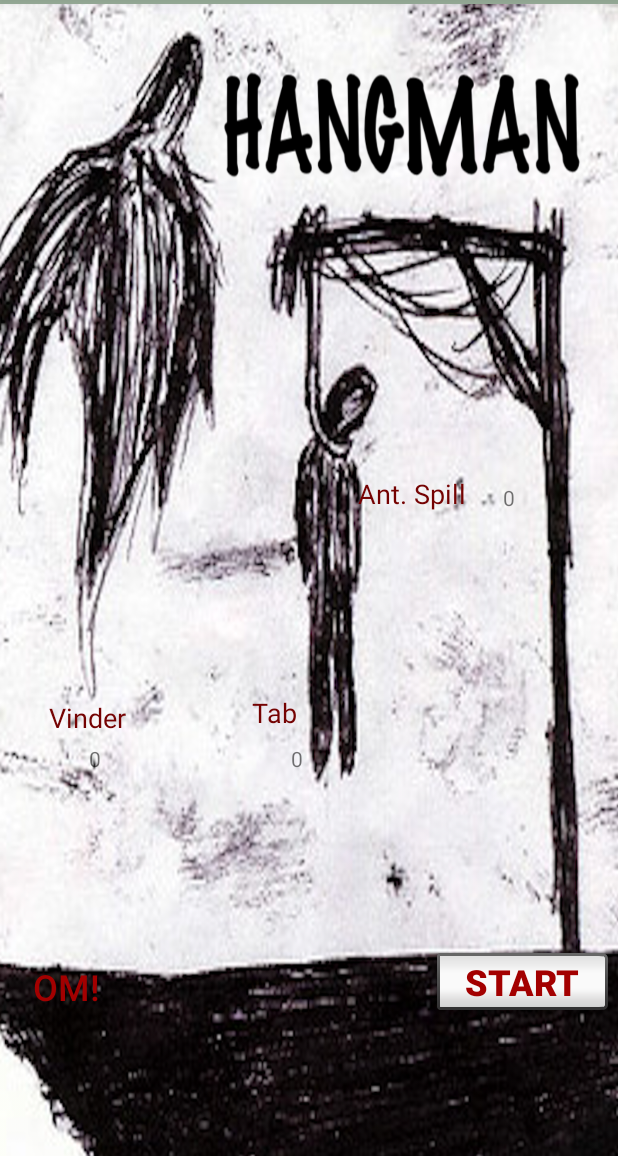
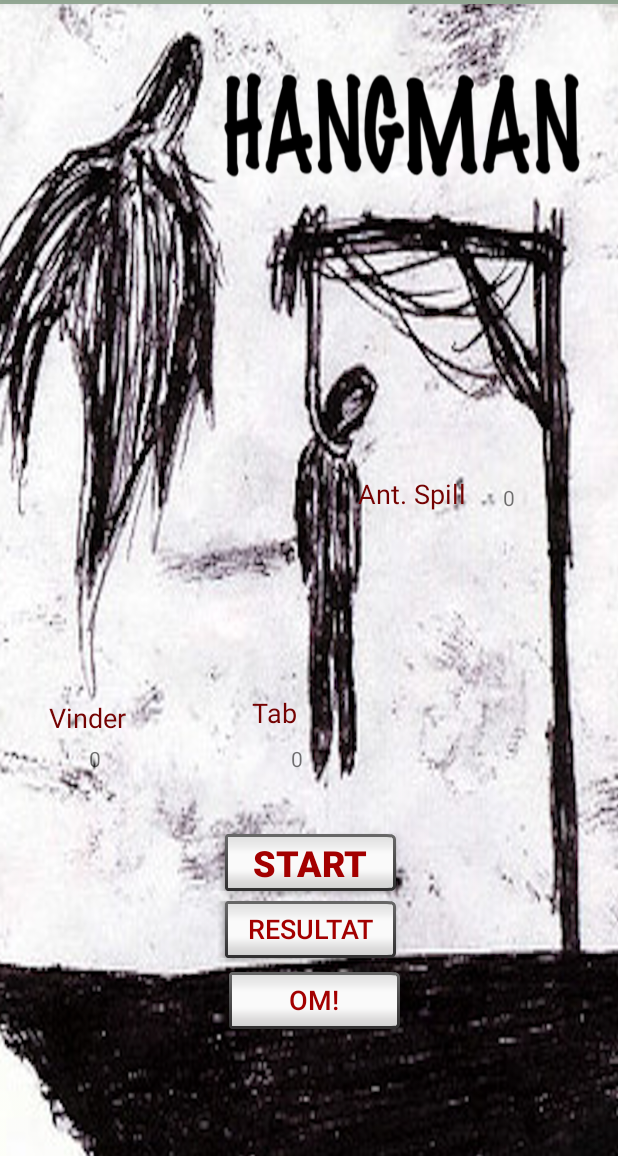
Before and after one commit to Thaer91/minGalgeleg-2, an Android app: the screen it shows after launch (MainActivity), on a phone screen of 412 x 824 dp, the part 80-1236 px from its top. Run offline under Robolectric (Android 15) with nearby library versions, the phone set to English and light mode, and no system bars.

Commit message:
Nyt resultat aktivity

```diff
--- a/app/src/main/AndroidManifest.xml
+++ b/app/src/main/AndroidManifest.xml
@@ -9,6 +9,7 @@
         android:roundIcon="@mipmap/ic_launcher_round"
         android:supportsRtl="true"
         android:theme="@style/AppTheme">
+        <activity android:name=".ResultsActivity"></activity>
         <activity android:name=".Lose" />
         <activity android:name=".Win" />
         <activity android:name=".Info" />
--- a/app/src/main/java/com/example/mingalgeleg_2/MainActivity.java
+++ b/app/src/main/java/com/example/mingalgeleg_2/MainActivity.java
@@ -10,7 +10,7 @@ import android.widget.TextView;
 
 public class MainActivity extends AppCompatActivity {
 
-    Button a,b;
+    Button a,b,c;
     CurrentGame currGame;
     TextView text;
 
@@ -37,6 +37,14 @@ public class MainActivity extends AppCompatActivity {
                 startActivity(new Intent(MainActivity.this, Info.class));
             }
         });
+        c = findViewById(R.id.button7);
+        c.setOnClickListener(new View.OnClickListener() {
+            @Override
+            public void onClick(View v) {
+
+                startActivity(new Intent(MainActivity.this, ResultsActivity.class));
+            }
+        });
 
     }
 
--- a/app/src/main/res/layout/activity_lose.xml
+++ b/app/src/main/res/layout/activity_lose.xml
@@ -14,7 +14,7 @@
         android:layout_height="wrap_content"
         android:layout_marginEnd="10dp"
         android:layout_marginBottom="158dp"
-        android:text="Play again"
+        android:text="Continue"
         app:layout_constraintBottom_toBottomOf="parent"
         app:layout_constraintEnd_toEndOf="parent" />
 
@@ -40,7 +40,7 @@
         android:layout_marginTop="406dp"
         android:layout_marginEnd="8dp"
         android:layout_marginBottom="306dp"
-        android:text="Ordet var:"
+        android:text="The word is:"
         app:layout_constraintBottom_toBottomOf="parent"
         app:layout_constraintEnd_toEndOf="parent"
         app:layout_constraintStart_toStartOf="parent"
--- a/app/src/main/res/layout/activity_main.xml
+++ b/app/src/main/res/layout/activity_main.xml
@@ -12,10 +12,10 @@
         style="@android:style/Widget.Material.Light.Button.Inset"
         android:layout_width="122dp"
         android:layout_height="50dp"
-        android:layout_marginStart="285dp"
-        android:layout_marginTop="610dp"
-        android:layout_marginEnd="4dp"
-        android:layout_marginBottom="71dp"
+        android:layout_marginStart="144dp"
+        android:layout_marginTop="500dp"
+        android:layout_marginEnd="145dp"
+        android:layout_marginBottom="120dp"
         android:lineSpacingExtra="36sp"
         android:text="Start"
         android:textColor="#A30000"
@@ -29,16 +29,15 @@
     <Button
         android:id="@+id/button2"
         style="@android:style/Widget.Material.Light.Button.Inset"
-        android:layout_width="55dp"
-        android:layout_height="47dp"
-        android:layout_marginStart="16dp"
-        android:layout_marginTop="613dp"
-        android:layout_marginEnd="340dp"
+        android:layout_width="122dp"
+        android:layout_height="50dp"
+        android:layout_marginStart="144dp"
+        android:layout_marginTop="635dp"
+        android:layout_marginEnd="140dp"
         android:layout_marginBottom="71dp"
-        android:background="#00554F4F"
         android:text="Om!"
         android:textColor="#A30000"
-        android:textSize="24sp"
+        android:textSize="18sp"
         app:layout_constraintBottom_toBottomOf="parent"
         app:layout_constraintEnd_toEndOf="parent"
         app:layout_constraintStart_toStartOf="parent"
@@ -134,4 +133,21 @@
         app:layout_constraintStart_toStartOf="parent"
         app:layout_constraintTop_toTopOf="parent" />
 
+    <Button
+        android:id="@+id/button7"
+        style="@android:style/Widget.Material.Light.Button.Inset"
+        android:layout_width="122dp"
+        android:layout_height="50dp"
+        android:layout_marginStart="144dp"
+        android:layout_marginTop="560dp"
+        android:layout_marginEnd="145dp"
+        android:layout_marginBottom="90dp"
+        android:text="Resultat"
+        android:textColor="#A30000"
+        android:textSize="18sp"
+        app:layout_constraintBottom_toBottomOf="parent"
+        app:layout_constraintEnd_toEndOf="parent"
+        app:layout_constraintStart_toStartOf="parent"
+        app:layout_constraintTop_toTopOf="parent" />
+
 </androidx.constraintlayout.widget.ConstraintLayout>
--- a/app/src/main/res/layout/activity_win.xml
+++ b/app/src/main/res/layout/activity_win.xml
@@ -14,7 +14,7 @@
         android:layout_height="wrap_content"
         android:layout_marginEnd="16dp"
         android:layout_marginBottom="144dp"
-        android:text="Play again"
+        android:text="Continue"
         app:layout_constraintBottom_toBottomOf="parent"
         app:layout_constraintEnd_toEndOf="parent" />
 
@@ -40,7 +40,7 @@
         android:layout_marginTop="400dp"
         android:layout_marginEnd="22dp"
         android:layout_marginBottom="261dp"
-        android:text="Ordet var:"
+        android:text="The word is:"
         app:layout_constraintBottom_toBottomOf="parent"
         app:layout_constraintEnd_toEndOf="parent"
         app:layout_constraintStart_toStartOf="parent"
```
Also changed, not shown: app/src/main/java/com/example/mingalgeleg_2/ResultsActivity.java (added, +14 -0 lines), app/src/main/res/layout/activity_results.xml (added, +105 -0 lines), app/src/main/res/drawable/results.jpg (added).
